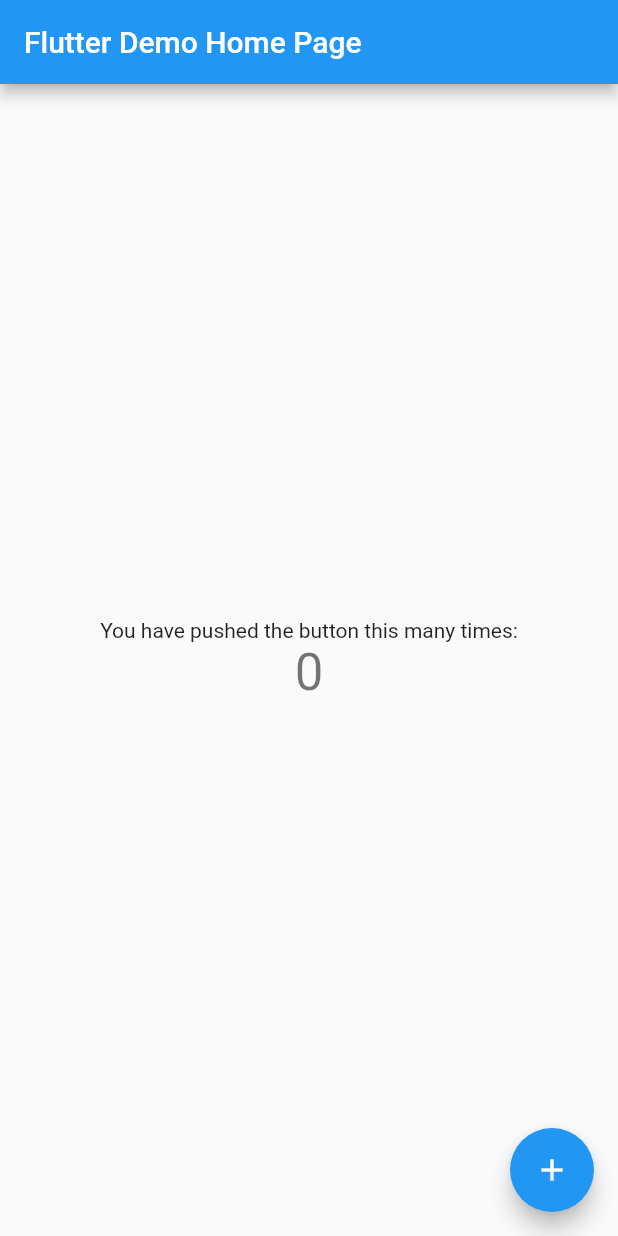
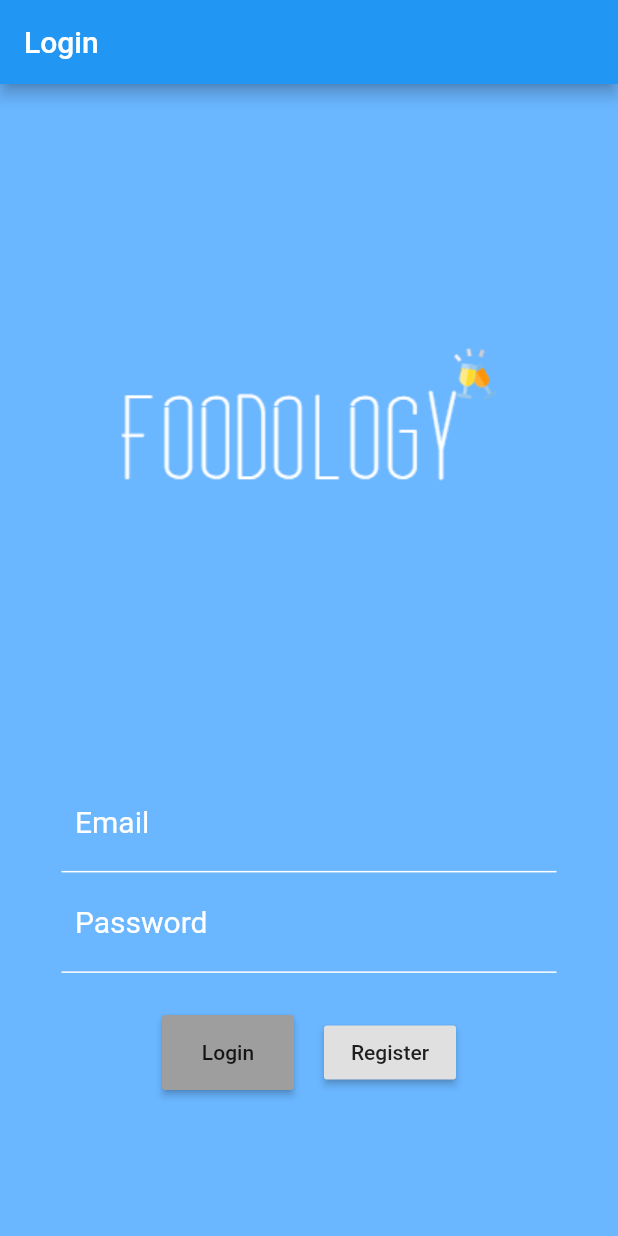
Before and after one commit to Foodology/Foodology, a Flutter app: the screen it shows after launch, on a phone screen of 412 x 824 dp. Run offline on Flutter 3.47's test engine with Material 2 defaults, Android fonts, the phone set to English and light mode, and no system bars; our stand-ins replace firebase_auth; accounts and stored records are empty.

Commit message:
Login/Registration base layout is done.

```diff
--- a/lib/main.dart
+++ b/lib/main.dart
@@ -1,118 +1,19 @@
+import 'package:flutter/cupertino.dart';
 import 'package:flutter/material.dart';
+import 'package:foodology/screens/signin.dart';
 
-void main() {
-  runApp(MyApp());
-}
+void main() => runApp(MyApp());
 
 class MyApp extends StatelessWidget {
-  // This widget is the root of your application.
-  // Change
   @override
   Widget build(BuildContext context) {
     return MaterialApp(
-      title: 'Flutter Demo',
-      theme: ThemeData(
-        // This is the theme of your application.
-        //
-        // Try running your application with "flutter run". You'll see the
-        // application has a blue toolbar. Then, without quitting the app, try
-        // changing the primarySwatch below to Colors.green and then invoke
-        // "hot reload" (press "r" in the console where you ran "flutter run",
-        // or simply save your changes to "hot reload" in a Flutter IDE).
-        // Notice that the counter didn't reset back to zero; the application
-        // is not restarted.
-        primarySwatch: Colors.blue,
-        // This makes the visual density adapt to the platform that you run
-        // the app on. For desktop platforms, the controls will be smaller and
-        // closer together (more dense) than on mobile platforms.
-        visualDensity: VisualDensity.adaptivePlatformDensity,
-      ),
-      home: MyHomePage(title: 'Flutter Demo Home Page'),
-    );
+      home: Scaffold(
+        appBar: AppBar(
+          title: Text('Login'),
+        ),
+        body: LoginPage(),
+        ),
+      );
   }
 }
-
-class MyHomePage extends StatefulWidget {
-  MyHomePage({Key key, this.title}) : super(key: key);
-
-  // This widget is the home page of your application. It is stateful, meaning
-  // that it has a State object (defined below) that contains fields that affect
-  // how it looks.
-
-  // This class is the configuration for the state. It holds the values (in this
-  // case the title) provided by the parent (in this case the App widget) and
-  // used by the build method of the State. Fields in a Widget subclass are
-  // always marked "final".
-
-  final String title;
-
-  @override
-  _MyHomePageState createState() => _MyHomePageState();
-}
-
-class _MyHomePageState extends State<MyHomePage> {
-  int _counter = 0;
-
-  void _incrementCounter() {
-    setState(() {
-      // This call to setState tells the Flutter framework that something has
-      // changed in this State, which causes it to rerun the build method below
-      // so that the display can reflect the updated values. If we changed
-      // _counter without calling setState(), then the build method would not be
-      // called again, and so nothing would appear to happen.
-      _counter++;
-    });
-  }
-
-  @override
-  Widget build(BuildContext context) {
-    // This method is rerun every time setState is called, for instance as done
-    // by the _incrementCounter method above.
-    //
-    // The Flutter framework has been optimized to make rerunning build methods
-    // fast, so that you can just rebuild anything that needs updating rather
-    // than having to individually change instances of widgets.
-    return Scaffold(
-      appBar: AppBar(
-        // Here we take the value from the MyHomePage object that was created by
-        // the App.build method, and use it to set our appbar title.
-        title: Text(widget.title),
-      ),
-      body: Center(
-        // Center is a layout widget. It takes a single child and positions it
-        // in the middle of the parent.
-        child: Column(
-          // Column is also a layout widget. It takes a list of children and
-          // arranges them vertically. By default, it sizes itself to fit its
-          // children horizontally, and tries to be as tall as its parent.
-          //
-          // Invoke "debug painting" (press "p" in the console, choose the
-          // "Toggle Debug Paint" action from the Flutter Inspector in Android
-          // Studio, or the "Toggle Debug Paint" command in Visual Studio Code)
-          // to see the wireframe for each widget.
-          //
-          // Column has various properties to control how it sizes itself and
-          // how it positions its children. Here we use mainAxisAlignment to
-          // center the children vertically; the main axis here is the vertical
-          // axis because Columns are vertical (the cross axis would be
-          // horizontal).
-          mainAxisAlignment: MainAxisAlignment.center,
-          children: <Widget>[
-            Text(
-              'You have pushed the button this many times:',
-            ),
-            Text(
-              '$_counter',
-              style: Theme.of(context).textTheme.headline4,
-            ),
-          ],
-        ),
-      ),
-      floatingActionButton: FloatingActionButton(
-        onPressed: _incrementCounter,
-        tooltip: 'Increment',
-        child: Icon(Icons.add),
-      ), // This trailing comma makes auto-formatting nicer for build methods.
-    );
-  }
-}
--- /dev/null
+++ b/lib/screens/signin.dart
@@ -0,0 +1,161 @@
+import 'package:flutter/cupertino.dart';
+import 'package:flutter/material.dart';
+import 'package:firebase_auth/firebase_auth.dart';
+import 'package:foodology/screens/Home.dart';
+import 'package:foodology/screens/authenticationFB.dart';
+import 'package:foodology/screens/signup.dart';
+class LoginPage extends StatefulWidget {
+
+  @override
+  _LoginPageState createState() => _LoginPageState();
+}
+
+class _LoginPageState extends State<LoginPage> {
+
+  final TextEditingController email = TextEditingController();
+  final TextEditingController password = TextEditingController();
+  String error = '';
+  final AuthService _auth = AuthService();
+  GlobalKey<FormState> _globalKey = GlobalKey<FormState>();
+
+
+  @override
+  Widget build(BuildContext context) {
+      return Scaffold(
+        backgroundColor: Color(0xff6AB6FF),
+          body: Form(
+            key: _globalKey,
+              child: Center(
+                child: SingleChildScrollView(
+                  child: Column(
+                    children: [
+                      AspectRatio(
+                        aspectRatio: 50/30,
+                          child: Image.asset('images/logo.png')
+                      ),
+
+                      SizedBox(height: 110),
+
+                      Container(
+                        padding: EdgeInsets.only(left: 8, bottom: 8, top: 4, right: 8),
+                        decoration: BoxDecoration(
+                          color: Colors.transparent,
+                        ),
+                        child: Center(
+                          child: Column(
+                            children: [
+                              Container(
+                                width: 330,
+                                  padding: EdgeInsets.all(9.0),
+                                  decoration: BoxDecoration(
+                                      border: Border(
+                                          bottom: BorderSide(
+                                            color: Colors.white,
+                                          )
+                                      )
+                                  ),
+                                  child: TextFormField(
+                                      style: TextStyle(
+                                        color: Colors.white,
+                                        fontSize: 20,
+                                      ),
+                                      decoration: InputDecoration(
+                                        border: InputBorder.none,
+                                        hintStyle: TextStyle(color: Colors.white),
+                                        hintText: 'Email',
+                                      ),
+                                      controller: email,
+                                      validator: (email) {
+                                        if (email.isEmpty) {
+                                          return "Email can't be empty";
+                                        } else {
+                                          return null;
+                                        }
+                                      }
+                                      )
+                                ),
+                              Container(
+                                width: 330,
+                                padding: EdgeInsets.all(9.0),
+                                decoration: BoxDecoration(
+                                    border: Border(
+                                        bottom: BorderSide(
+                                          color: Colors.white,
+                                        )
+                                    )
+                                ),
+                                child: TextFormField(
+                                    obscureText: true,
+                                    style: TextStyle(
+                                      color: Colors.white,
+                                      fontSize: 20,
+                                    ),
+                                    decoration: InputDecoration(
+                                      border: InputBorder.none,
+                                      hintStyle: TextStyle(color: Colors.white),
+                                      hintText: 'Password',
+                                    ),
+                                    controller: password,
+                                    validator: (password) {
+                                      if (password.length < 6) {
+                                        return "Password must be 6 or more characters long.";
+                                      } else {
+                                        return null;
+                                      }
+                                    }
+                                ),
+                              ),
+                            ],
+                          ),
+                        ),
+                      ),
+
+
+                      SizedBox(height: 20),
+
+                      Center(
+                        child: Row(
+                          mainAxisAlignment: MainAxisAlignment.center,
+                          children: [
+                            ButtonTheme(
+                              height: 50,
+                              buttonColor: Colors.grey,
+                              child: RaisedButton(
+                                    child: Text('Login'),
+                                    onPressed: () async {
+                                      if(_globalKey.currentState.validate()){
+                                      dynamic result = await _auth.signInWithEmailandPassword(email.toString().trim(), password.toString().trim());
+                                      if(result == null){
+                                      setState(() => error = 'Could not sign in with those credentials');
+                                      }
+                                      }
+                                      Navigator.push(
+                                          context,
+                                          MaterialPageRoute(builder: (context) => HomePage()));
+                                    }
+                                  ),
+                            ),
+
+
+                              SizedBox(width: 20),
+
+                              RaisedButton(
+                                child: Text('Register'),
+                                onPressed: () {
+                                  Navigator.push(
+                                    context,
+                                    MaterialPageRoute(builder: (context) => RegisterPage()),
+                                  );
+                                },
+                              )
+                            ],
+                          ),
+                      ),
+                        ]
+                      ),
+                ),
+                ),
+              ),
+            );
+  }
+}
--- /dev/null
+++ b/lib/screens/signup.dart
@@ -0,0 +1,101 @@
+import 'package:flutter/material.dart';
+import 'package:foodology/screens/authenticationFB.dart';
+
+class RegisterPage extends StatefulWidget {
+
+  @override
+  _RegisterPageState createState() => _RegisterPageState();
+}
+
+class _RegisterPageState extends State<RegisterPage> {
+
+  final TextEditingController email = TextEditingController();
+  final TextEditingController password = TextEditingController();
+  String error = '';
+  final AuthService _auth = AuthService();
+  GlobalKey<FormState> _globalKey = GlobalKey<FormState>();
+
+
+  @override
+  Widget build(BuildContext context) {
+    return Center(
+      child: Scaffold(
+        appBar: AppBar(
+          title: Text("Register"),
+        ),
+        body: Form(
+          key: _globalKey,
+          child: Center(
+            child: Column(
+              children: [
+                Image.asset('images/logozk.png'),
+
+                SizedBox(height:20),
+
+                TextFormField(
+                    decoration: InputDecoration(
+                      hintText: 'Enter Email',
+                      fillColor: Colors.white,
+                      border: OutlineInputBorder(
+                        borderRadius:  BorderRadius.circular(25.0),
+                        borderSide: BorderSide(
+                        ),
+                      ),
+                    ),
+                    controller: email,
+                    validator: (email) {
+                      if (email.isEmpty) {
+                        return "Email can't be empty";
+                      } else {
+                        return null;
+                      }
+                    }
+                ),
+
+                SizedBox(height: 20),
+
+                TextFormField(
+                    obscureText: true,
+                    decoration: InputDecoration(
+                      hintText: 'Enter Password',
+                      fillColor: Colors.white,
+                      border: OutlineInputBorder(
+                        borderRadius:  BorderRadius.circular(25.0),
+                        borderSide: BorderSide(
+                        ),
+                      ),
+                    ),
+                    controller: password,
+                    validator: (password) {
+                      if (password.length < 6) {
+                        return "Password must be 6 or more characters long.";
+                      } else {
+                        return null;
+                      }
+                    }
+                ),
+
+                SizedBox(height: 20),
+
+                RaisedButton(
+                    child: Text('Register'),
+                    onPressed: () async {
+                      if (_globalKey.currentState.validate()) {
+                        print(email.text.trim());
+                        print(password.text.trim());
+                        dynamic result = await _auth.registerWithEmailandPassword(email.text.trim(), password.text.trim());
+                        if (result == null) {
+                          setState(() =>
+                          error = 'Could not sign in with those credentials');
+                        }
+                      }
+                    }
+                ),
+              ],
+            ),
+          ),
+        ),
+      ),
+    );
+  }
+}
--- /dev/null
+++ b/lib/screens/user.dart
@@ -0,0 +1,6 @@
+class User {
+  final String uid;
+
+  User({ this.uid });
+
+}
```
Also changed, not shown: lib/screens/Home.dart (added, +18 -0 lines), lib/screens/authenticationFB.dart (added, +45 -0 lines), pubspec.yaml (+5 -3 lines), images/logo.png (added), pubspec.lock, 4 other files.
